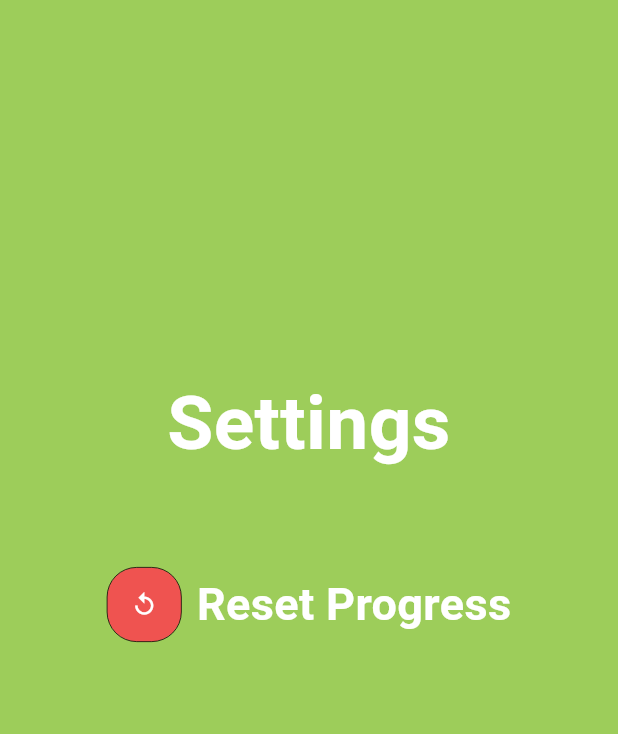
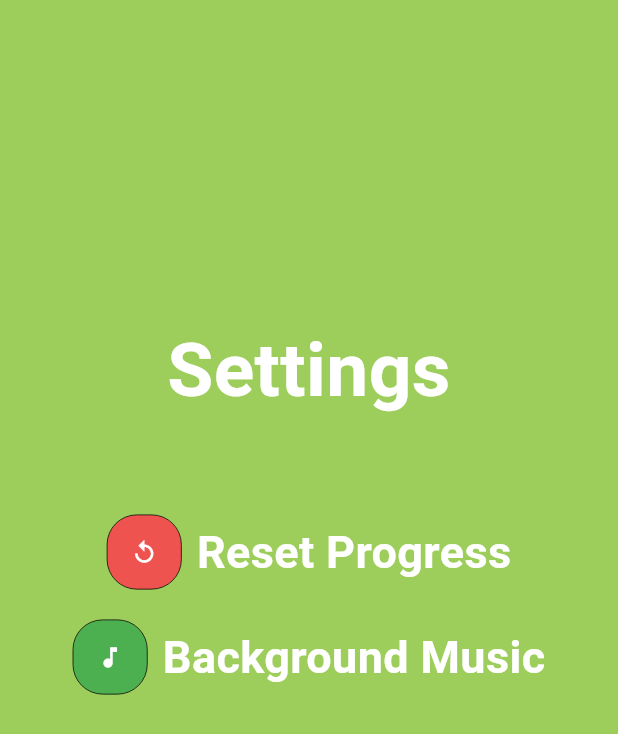
Before and after one commit to TheMelonnn/MobileGame_FinalProject, a Flutter app: the SettingsView screen opened directly, on a phone screen of 412 x 824 dp. Shown: the top 734 px of the screen. Run offline on Flutter 3.47's test engine with Material 3 defaults, Android fonts, the phone set to English and light mode, and no system bars; our stand-ins replace appwrite, audioplayers, get, google_fonts; missing offline and left inert: dart:ffi; network calls fail.

Commit message:
make bgm

```diff
--- a/lib/app/modules/home/views/settings_view.dart
+++ b/lib/app/modules/home/views/settings_view.dart
@@ -28,7 +28,10 @@ class SettingsView extends GetView<HomeController> {
               Container(
                 child: Text(
                   "Settings",
-                  style: GoogleFonts.roboto(color: Colors.white, fontSize: 50, fontWeight: FontWeight.bold),
+                  style: GoogleFonts.roboto(
+                      color: Colors.white,
+                      fontSize: 50,
+                      fontWeight: FontWeight.bold),
                   textAlign: TextAlign.center,
                 ),
               ),
@@ -36,9 +39,11 @@ class SettingsView extends GetView<HomeController> {
                 height: 60,
               ),
               Container(
-                height: 50,
                   width: 400,
-                child: Row(
+                  child: Column(
+                    mainAxisAlignment: MainAxisAlignment.center,
+                    children: [
+                      Row(
                         mainAxisAlignment: MainAxisAlignment.center,
                         children: [
                           Container(
@@ -62,13 +67,49 @@ class SettingsView extends GetView<HomeController> {
                           ),
                           Text(
                             "Reset Progress",
-                      style:
-                          GoogleFonts.roboto(color: Colors.white, fontSize: 30, fontWeight: FontWeight.bold),
+                            style: GoogleFonts.roboto(
+                                color: Colors.white,
+                                fontSize: 30,
+                                fontWeight: FontWeight.bold),
                             textAlign: TextAlign.center,
                           ),
                         ],
                       ),
+                      const Padding(padding: EdgeInsets.all(10)),
+                      Row(
+                        mainAxisAlignment: MainAxisAlignment.center,
+                        children: [
+                          Container(
+                            width: 50,
+                            height: 50,
+                            decoration: BoxDecoration(
+                                color: Colors.green,
+                                border: Border.all(width: 0.5),
+                                borderRadius: BorderRadius.circular(20)),
+                            child: TextButton(
+                                onPressed: () {
+                                  _settingsController.playMusic();
+                                },
+                                child: Icon(
+                                  Icons.music_note,
+                                  color: Colors.white,
+                                )),
                           ),
+                          SizedBox(
+                            width: 10,
+                          ),
+                          Text(
+                            "Background Music",
+                            style: GoogleFonts.roboto(
+                                color: Colors.white,
+                                fontSize: 30,
+                                fontWeight: FontWeight.bold),
+                            textAlign: TextAlign.center,
+                          ),
+                        ],
+                      ),
+                    ],
+                  )),
               SizedBox(
                 height: 150,
               )
--- a/pubspec.yaml
+++ b/pubspec.yaml
@@ -3,7 +3,7 @@ version: 1.0.0+1
 publish_to: none
 description: A new Flutter project.
 environment:
-  sdk: '>=3.1.3 <4.0.0'
+  sdk: '>=3.1.2 <4.0.0'
 
 dependencies:
   cupertino_icons: ^1.0.2
@@ -12,6 +12,7 @@ dependencies:
     sdk: flutter
   google_fonts: ^6.1.0
   appwrite: ^11.0.1
+  audioplayers: ^5.2.1
 
 dev_dependencies:
   flutter_lints: ^2.0.0
@@ -22,4 +23,4 @@ flutter:
   uses-material-design: true
   assets:
     - assets/images/
-    - assets/fonts/
+    - assets/musics/
```
Also changed, not shown: lib/app/modules/home/controllers/settings_controller.dart (+19 -7 lines), 5 other files. Lines whose indentation alone changed are shown as unchanged.
